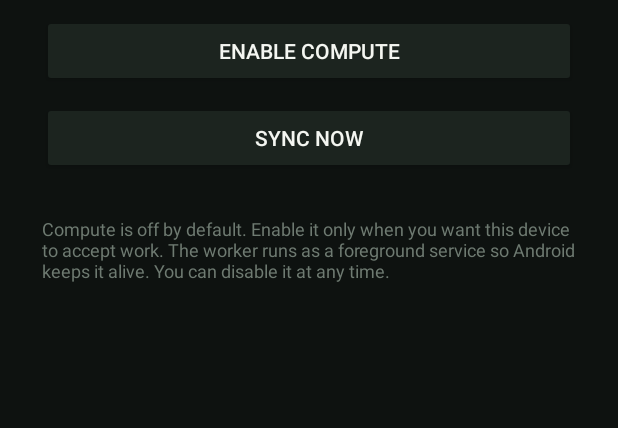
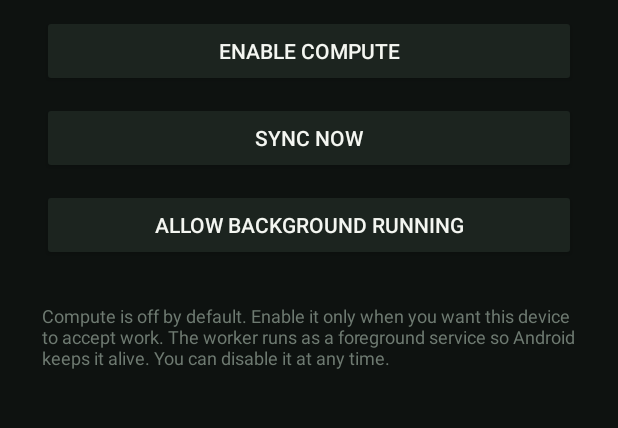
Before and after one commit to mahithpaulin/primalspace-android, an Android app: the layout activity_main.xml on its own in the app's theme, with its tools: preview values and no code run, on a phone screen of 412 x 824 dp, the part 398-826 px from its top. Run offline under Robolectric (Android 15) with nearby library versions, the phone set to English and light mode, and no system bars; network calls fail.

Commit message:
Add connect intent trigger and background access control

```diff
--- a/app/build.gradle
+++ b/app/build.gradle
@@ -5,8 +5,8 @@ android { namespace 'com.mahithpaulin.primalspace'; compileSdk 35
         applicationId 'com.mahithpaulin.primalspace'
         minSdk 26
         targetSdk 35
-        versionCode 3
-        versionName '1.2.0'
+        versionCode 4
+        versionName '1.3.0'
         buildConfigField 'String', 'PRIMAL_SERVER_URL', '"https://primal-space-monitor.vercel.app"'
     }
     buildTypes { release { minifyEnabled false } }
--- a/app/src/main/AndroidManifest.xml
+++ b/app/src/main/AndroidManifest.xml
@@ -2,6 +2,7 @@
     <uses-permission android:name="android.permission.INTERNET" />
     <uses-permission android:name="android.permission.FOREGROUND_SERVICE" />
     <uses-permission android:name="android.permission.FOREGROUND_SERVICE_DATA_SYNC" />
+    <uses-permission android:name="android.permission.REQUEST_IGNORE_BATTERY_OPTIMIZATIONS" />
     <application android:theme="@style/AppTheme" android:label="PrimalSpace" android:allowBackup="false" android:supportsRtl="true">
         <activity android:name=".MainActivity" android:exported="true">
             <intent-filter>
--- a/app/src/main/res/layout/activity_main.xml
+++ b/app/src/main/res/layout/activity_main.xml
@@ -65,6 +65,14 @@
             android:text="Sync now"
             android:backgroundTint="#1C241F"
             android:textColor="#F4F6F1" />
+        <Button
+            android:id="@+id/background"
+            android:layout_width="match_parent"
+            android:layout_height="wrap_content"
+            android:layout_marginTop="10dp"
+            android:text="Allow background running"
+            android:backgroundTint="#1C241F"
+            android:textColor="#F4F6F1" />
         <TextView
             android:layout_width="match_parent"
             android:layout_height="wrap_content"
```
Also changed, not shown: app/src/main/java/com/mahithpaulin/primalspace/MainActivity.kt (+35 -0 lines).
